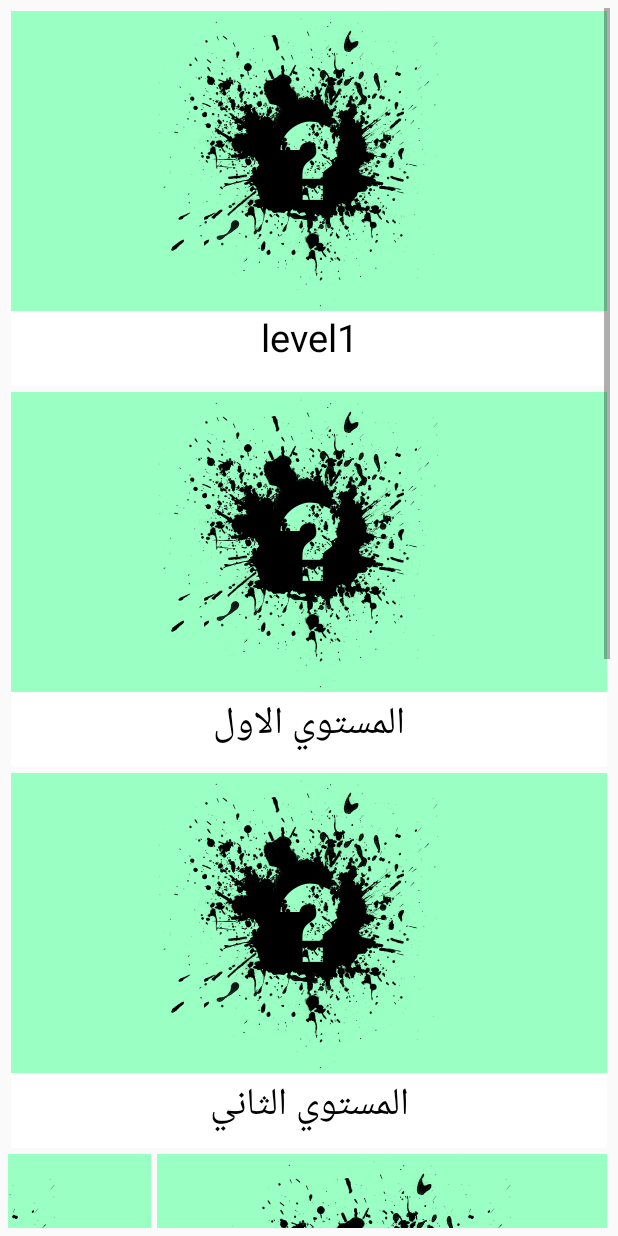
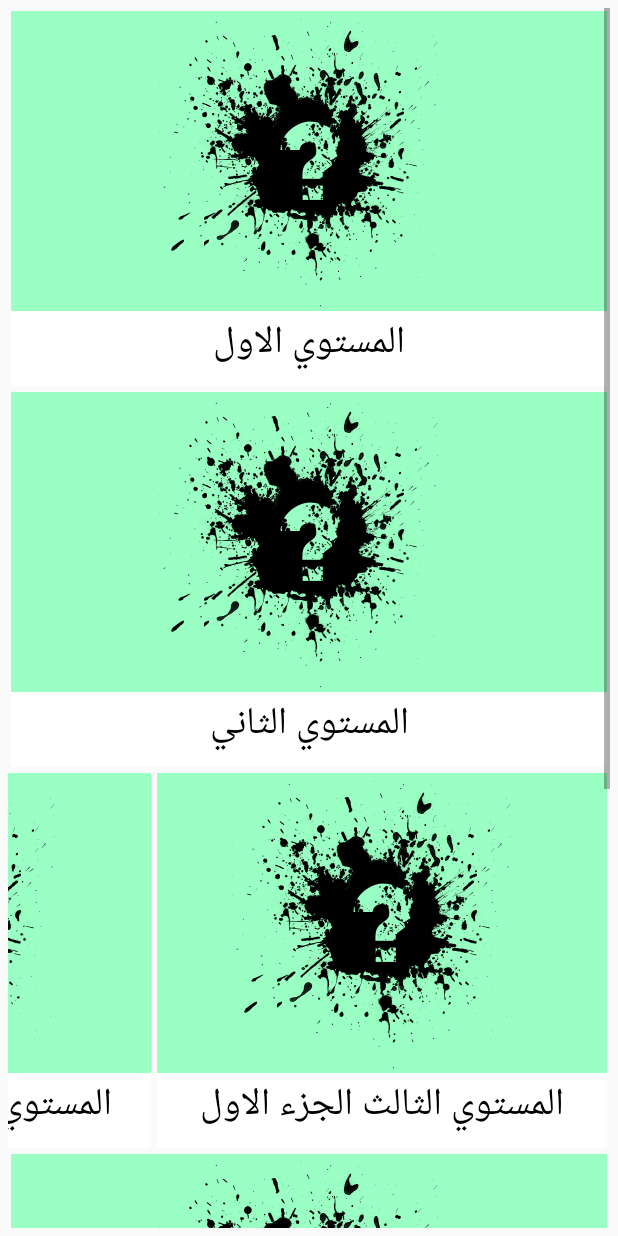
Before and after one commit to FacultyProject/YouLearn, an Android app: the fragment Fragment2 placed in its activity, on a phone screen of 412 x 824 dp. Run offline under Robolectric (Android 15) with nearby library versions, the phone set to English and light mode, and no system bars; our stand-ins replace Firebase (no records; nobody signed in at launch, a user with empty details on screens opened directly), Picasso; libraries missing offline, so code that uses them is left out: com.firebase.client, com.firebase.ui; pictures from the network do not load; 3 statements that could not run were skipped.

Commit message:
delete nashid

```diff
--- a/app/src/main/AndroidManifest.xml
+++ b/app/src/main/AndroidManifest.xml
@@ -14,7 +14,7 @@
     <application
         android:allowBackup="true"
         android:hardwareAccelerated="false"
-        android:icon="@drawable/s"
+        android:icon="@drawable/ss"
         android:label="@string/app_name"
         android:largeHeap="true"
         android:supportsRtl="true"
--- a/app/src/main/java/com/ourproject/learningapp/activities/LoginActivity.java
+++ b/app/src/main/java/com/ourproject/learningapp/activities/LoginActivity.java
@@ -63,11 +63,11 @@
 
         if(TextUtils.isEmpty(EMAIL)){
             Toast.makeText(LoginActivity.this,"Enter email",Toast.LENGTH_LONG).show();
-
+            return;
         }
         if(TextUtils.isEmpty(PASSWORD)){
             Toast.makeText(LoginActivity.this,"Enter password",Toast.LENGTH_LONG).show();
-
+            return;
         }
         progressDialog.setMessage("Registering ...");
         progressDialog.show();
--- a/app/src/main/java/com/ourproject/learningapp/activities/SignupActivity.java
+++ b/app/src/main/java/com/ourproject/learningapp/activities/SignupActivity.java
@@ -70,11 +70,11 @@
         new SharedPref(getApplicationContext()).SaveItem("UserId",EMAIL.substring(0, EMAIL.indexOf('@')));
         if(TextUtils.isEmpty(EMAIL)){
             Toast.makeText(SignupActivity.this,"Enter email",Toast.LENGTH_LONG).show();
-
+                return;
         }
         if(TextUtils.isEmpty(PASSWORD)){
             Toast.makeText(SignupActivity.this,"Enter password",Toast.LENGTH_LONG).show();
-
+            return;
         }
         progressDialog.setMessage("Registering ...");
         progressDialog.show();
--- a/app/src/main/java/com/ourproject/learningapp/adapters/CustomPagerAdapter.java
+++ b/app/src/main/java/com/ourproject/learningapp/adapters/CustomPagerAdapter.java
@@ -23,7 +23,7 @@
 
     private Context context;
 
-    private int[] icons = {R.drawable.book, R.drawable.exersiceicon, R.drawable.exersiceicon};
+    private int[] icons = {R.drawable.book, R.drawable.exersiceicon, R.drawable.ic_flash};
     private String[] fragments = {"fragment 1", "fragment 2", "fragment 3"};
 
     public CustomPagerAdapter(FragmentManager fm, Context ApplicationContext) {
--- a/app/src/main/java/com/ourproject/learningapp/fragments/MainFragment.java
+++ b/app/src/main/java/com/ourproject/learningapp/fragments/MainFragment.java
@@ -31,6 +31,8 @@
 import android.view.MenuItem;
 import android.view.View;
 import android.view.ViewGroup;
+import android.view.Window;
+import android.view.WindowManager;
 import android.widget.ImageView;
 import android.widget.TextView;
 import android.widget.Toast;
@@ -87,6 +89,8 @@
     @Override
     public void onCreate(@Nullable Bundle savedInstanceState) {
         super.onCreate(savedInstanceState);
+
+
         firebaseAuth = FirebaseAuth.getInstance();
         if (firebaseAuth.getCurrentUser() == null) {
             getActivity().finish();
@@ -96,6 +100,7 @@
         storageReference = FirebaseStorage.getInstance().getReference();
         progressDialog = new ProgressDialog(getActivity());
         mCheck =new Firebase(ConstantVariables.fUserPicCheck);
+
 
     }
 
@@ -137,6 +142,7 @@
         allFiles = finalArray.toArray(new String[finalArray.size()]);
         toolbar = (Toolbar) view.findViewById(R.id.app_bar);
         ((AppCompatActivity) getActivity()).setSupportActionBar(toolbar);
+
 
         drawerLayout = (DrawerLayout) view.findViewById(R.id.drewer);
         navigationView = (NavigationView) view.findViewById(R.id.nav);
--- a/app/src/main/java/com/ourproject/learningapp/fragments/Q6Fragment.java
+++ b/app/src/main/java/com/ourproject/learningapp/fragments/Q6Fragment.java
@@ -138,7 +138,7 @@
 
                           if (resultCode == getActivity().RESULT_OK && data != null) {
                             result = data.getStringArrayListExtra(RecognizerIntent.EXTRA_RESULTS);
-                            textView2.setText(result.get(0));
+                            //textView2.setText(result.get(0));
                         }
                         break;
 
@@ -171,7 +171,7 @@
                         WrongAnsAlert wrongAnsAlert = new WrongAnsAlert();
                         wrongAnsAlert.show(getFragmentManager(), "qAlert");
                     }
-                    //textView2.setText("");
+                    textView2.setText("");
                 }
             }catch (Exception e){
                 Toast.makeText(getActivity(), "من فضلك انطق الكلمه", Toast.LENGTH_LONG).show();
--- a/app/src/main/java/com/ourproject/learningapp/tabs_fragments/Fragment1.java
+++ b/app/src/main/java/com/ourproject/learningapp/tabs_fragments/Fragment1.java
@@ -62,9 +62,9 @@
                 Intent intent = new Intent(getActivity(), LettersActivity.class);
                 getActivity().startActivity(intent);
 
-                Intent serviceIntent = new Intent(getActivity(), ServiceClass.class);
-                serviceIntent.putExtra("id", R.raw.mini_nasheed);
-                getActivity().startService(serviceIntent);
+              //  Intent serviceIntent = new Intent(getActivity(), ServiceClass.class);
+               // serviceIntent.putExtra("id", R.raw.mini_nasheed);
+                //getActivity().startService(serviceIntent);
             }
         });
         myLayout.setOnClickListener(new View.OnClickListener() {
--- a/app/src/main/java/com/ourproject/learningapp/tabs_fragments/Fragment2.java
+++ b/app/src/main/java/com/ourproject/learningapp/tabs_fragments/Fragment2.java
@@ -24,7 +24,7 @@
     public View onCreateView(LayoutInflater inflater, @Nullable ViewGroup container, @Nullable Bundle savedInstanceState) {
         View view=inflater.inflate(R.layout.frag2,container,false);
         QImaeg0 = (ImageView) view.findViewById(R.id.qimage0);
-        QImaeg1 = (ImageView) view.findViewById(R.id.qimage1);
+      //  QImaeg1 = (ImageView) view.findViewById(R.id.qimage1);
         QImaeg2 = (ImageView) view.findViewById(R.id.qimage2);
         QImaeg3 = (ImageView) view.findViewById(R.id.qimage3);
         QImaeg4 = (ImageView) view.findViewById(R.id.qimage4);
@@ -41,13 +41,7 @@
         });
 
 
-        QImaeg1.setOnClickListener(new View.OnClickListener() {
-            @Override
-            public void onClick(View view) {
-                ImageonClick("qIamge5");
 
-            }
-        });
 
         QImaeg2.setOnClickListener(new View.OnClickListener() {
             @Override
--- a/app/src/main/res/layout/activity_start.xml
+++ b/app/src/main/res/layout/activity_start.xml
@@ -10,7 +10,7 @@
 
     android:layout_centerVertical="true"
     android:layout_centerHorizontal="true"
-    android:src="@drawable/s"
+    android:src="@drawable/ss"
     android:layout_width="150dp"
     android:layout_height="150dp" />
 </RelativeLayout>
--- a/app/src/main/res/layout/app_bar.xml
+++ b/app/src/main/res/layout/app_bar.xml
@@ -9,4 +9,6 @@
     android:paddingTop="0dp"
     android:id="@+id/app_bar"
     app:popupTheme="@style/ThemeOverlay.AppCompat.Dark">
+
+
 </android.support.v7.widget.Toolbar>
--- a/app/src/main/res/layout/frag2.xml
+++ b/app/src/main/res/layout/frag2.xml
@@ -36,40 +36,13 @@
                     android:gravity="center"
                     android:textColor="#000"
                     android:textSize="@dimen/font_quiz_title"
-                    android:text="level1"
+                    android:text="المستوي الاول"
                     android:layout_width="match_parent"
                     android:layout_height="wrap_content" />
 
             </LinearLayout>
             </android.support.v7.widget.CardView>
-            <android.support.v7.widget.CardView
-                android:layout_margin="2dp"
-                android:layout_width="match_parent"
-                android:layout_height="250dp">
 
-                <LinearLayout
-                    android:layout_width="match_parent"
-                    android:layout_height="300dp"
-                    android:orientation="vertical"
-                    >
-                    <ImageView
-
-                        android:background="@drawable/img_background"
-                        android:id="@+id/qimage1"
-                        android:src="@drawable/guess"
-                        android:layout_width="match_parent"
-                        android:layout_height="200dp"
-                        />
-                    <TextView
-                        android:gravity="center"
-                        android:textColor="#000"
-                        android:textSize="@dimen/font_quiz_title"
-                        android:text="المستوي الاول"
-                        android:layout_width="match_parent"
-                        android:layout_height="wrap_content" />
-
-                </LinearLayout>
-            </android.support.v7.widget.CardView>
             <android.support.v7.widget.CardView
                 android:layout_margin="2dp"
                 android:layout_width="match_parent"
```
Also changed, not shown: app/src/main/res/drawable/enrgyicon.png (added), app/src/main/res/drawable/ic_flash.png (added), app/src/main/res/drawable/ss.png (added), 1 other file.
